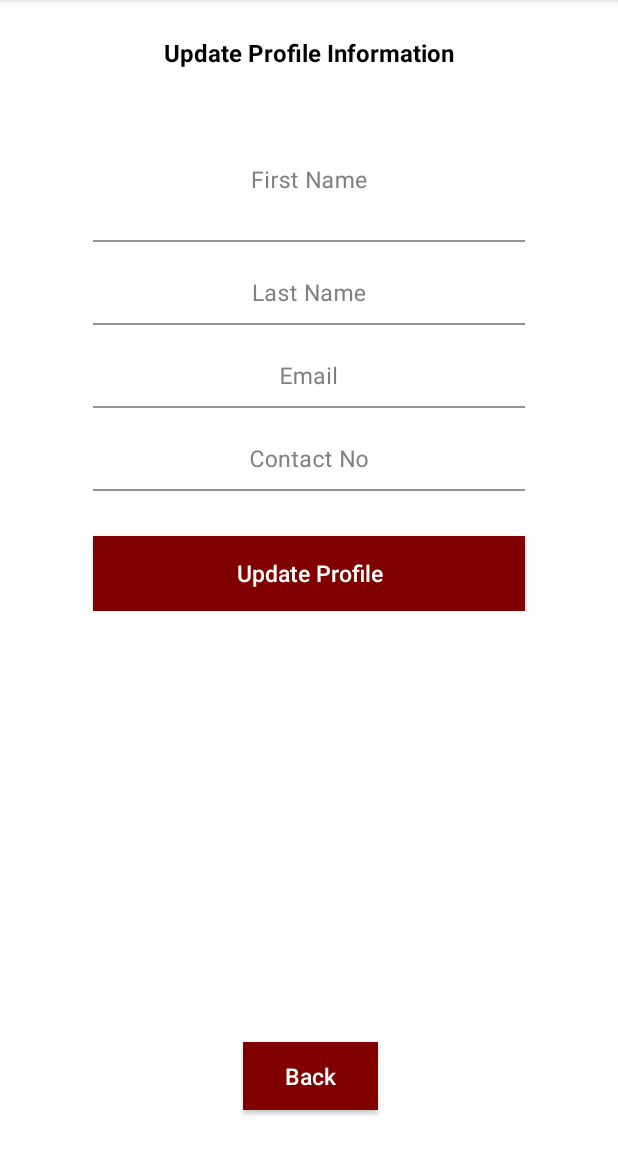
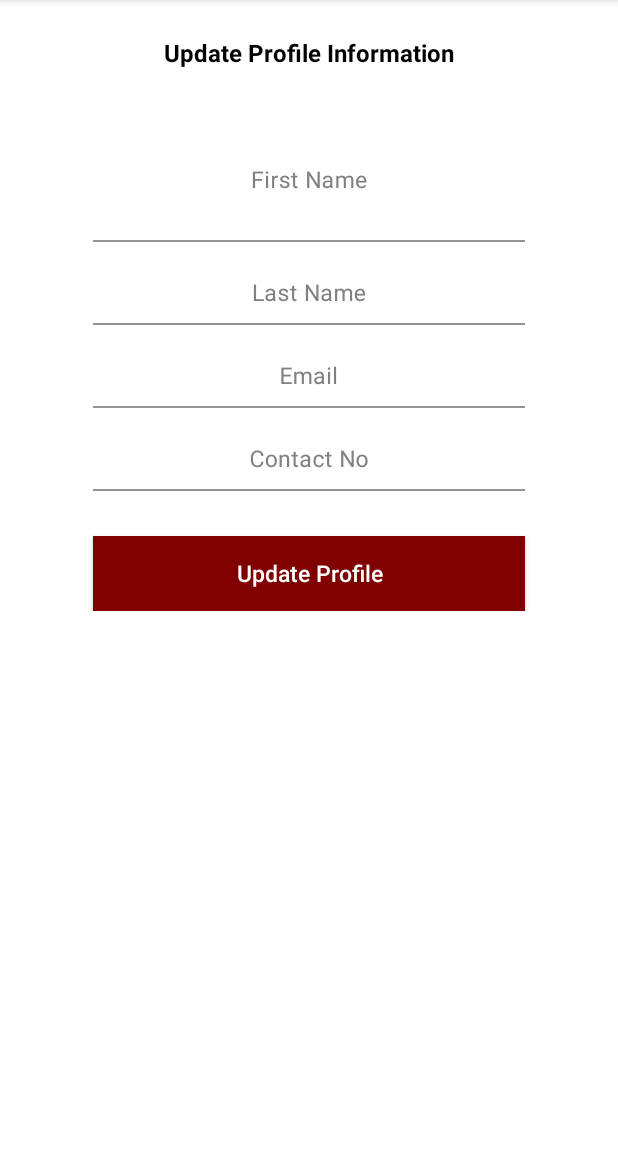
Before and after one commit to juliaWoelmer/projectPark, an Android app: the EditProfileActivity screen opened directly, with no data from a screen before it, on a phone screen of 412 x 824 dp, the part 84-1236 px from its top. Run offline under Robolectric (Android 15) with nearby library versions, the phone set to English and light mode, and no system bars.

Commit message:
removed some ui bugs

```diff
--- a/app/src/main/java/com/example/arborparker/EditProfileActivity.kt
+++ b/app/src/main/java/com/example/arborparker/EditProfileActivity.kt
@@ -25,12 +25,6 @@ class EditProfileActivity : AppCompatActivity() {
         var btn_update = findViewById(R.id.btn_update) as Button
 
         btn_update.setOnClickListener {
-            startActivity(Intent(this, ViewProfileActivity::class.java));
-        }
-
-        var btn_backtoprofile = findViewById(R.id.btn_backtoprofile) as Button
-
-        btn_backtoprofile.setOnClickListener {
             startActivity(Intent(this, ViewProfileActivity::class.java));
         }
     }
--- a/app/src/main/res/layout/activity_edit_profile.xml
+++ b/app/src/main/res/layout/activity_edit_profile.xml
@@ -171,21 +171,4 @@
 
     </ScrollView>
 
-    <Button
-        android:id="@+id/btn_backtoprofile"
-        style="?android:attr/borderlessButtonStyle"
-        android:layout_width="90dp"
-        android:layout_height="45dp"
-        android:layout_marginEnd="160dp"
-        android:layout_marginBottom="28dp"
-        android:background="@color/design_default_color_primary"
-        android:elevation="2dp"
-        android:text="Back"
-        android:textAllCaps="false"
-        android:textColor="#FFFFFF"
-        android:textSize="15sp"
-        app:layout_constraintBottom_toBottomOf="parent"
-        app:layout_constraintEnd_toEndOf="parent"
-        app:layout_constraintWidth_percent="0.7" />
-
 </androidx.constraintlayout.widget.ConstraintLayout>
```
